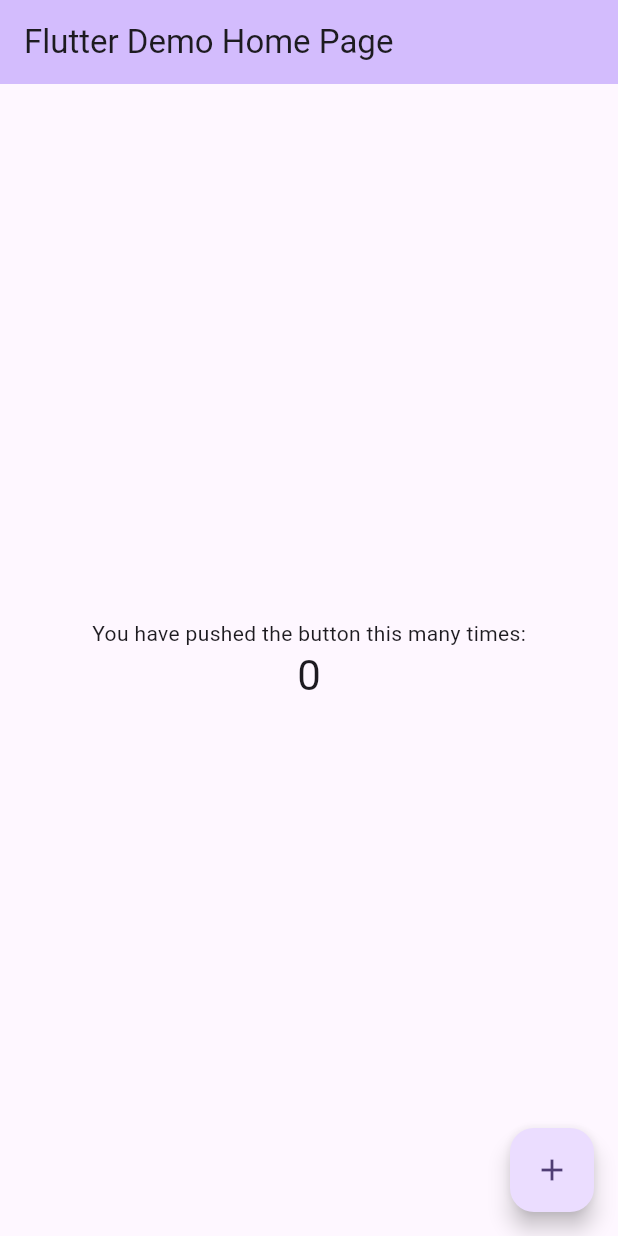
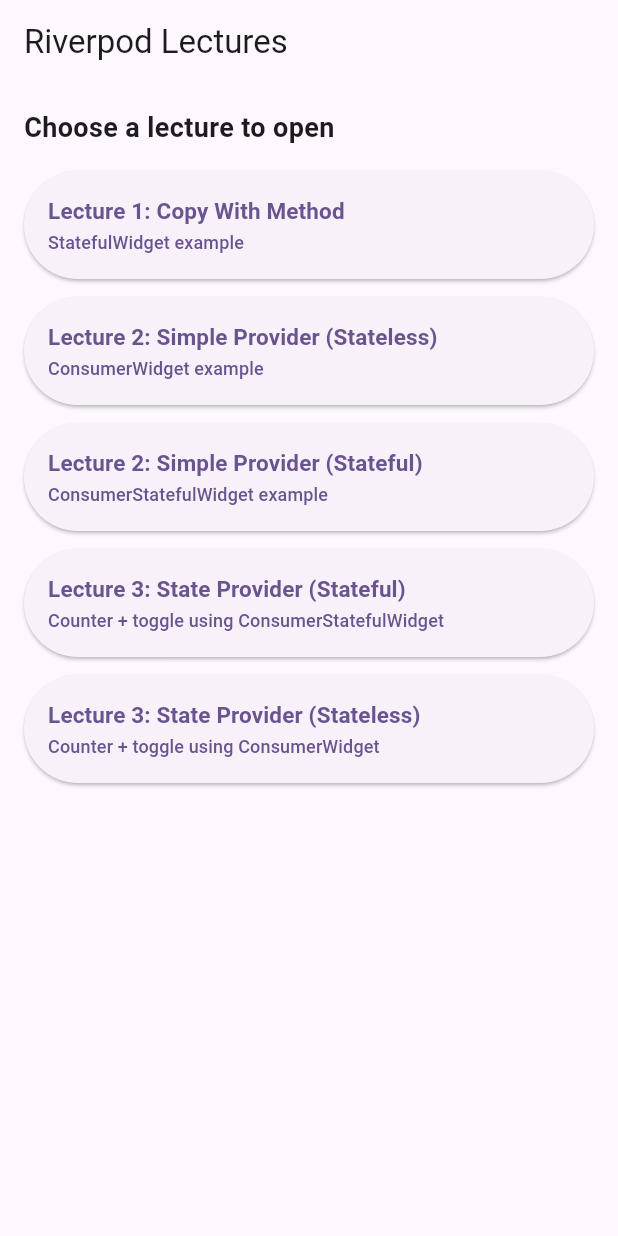
Before and after one commit to fayazashraf98/riverpod_statemanagement, a Flutter app: the screen it shows after launch, on a phone screen of 412 x 824 dp. Run offline on Flutter 3.47's test engine with Material 3 defaults, Android fonts, the phone set to English and light mode, and no system bars; our stand-ins replace flutter_riverpod.

Commit message:
Add lecture navigation, lecture demos, comments, and README updates through lecture 3

```diff
--- /dev/null
+++ b/lib/home_page.dart
@@ -0,0 +1,128 @@
+import 'package:flutter/material.dart';
+import 'package:riverpod_statemanagement/Lacture1CopyWithMetho.dart';
+import 'package:riverpod_statemanagement/Lacture2SimpleProvider.dart';
+import 'package:riverpod_statemanagement/Lacture3StateProvider.dart';
+
+// Central menu page: each button opens one lecture screen.
+class HomePage extends StatelessWidget {
+  const HomePage({super.key});
+
+  @override
+  Widget build(BuildContext context) {
+    return Scaffold(
+      appBar: AppBar(title: const Text('Riverpod Lectures')),
+      body: ListView(
+        padding: const EdgeInsets.all(16),
+        children: [
+          const Text(
+            'Choose a lecture to open',
+            style: TextStyle(fontSize: 18, fontWeight: FontWeight.w600),
+          ),
+          const SizedBox(height: 16),
+          _LectureButton(
+            title: 'Lecture 1: Copy With Method',
+            subtitle: 'StatefulWidget example',
+            onTap: () {
+              // Push lecture 1 screen on top of HomePage.
+              Navigator.push(
+                context,
+                MaterialPageRoute(builder: (_) => const CopyWith()),
+              );
+            },
+          ),
+          _LectureButton(
+            title: 'Lecture 2: Simple Provider (Stateless)',
+            subtitle: 'ConsumerWidget example',
+            onTap: () {
+              // Push lecture 2 stateless version.
+              Navigator.push(
+                context,
+                MaterialPageRoute(builder: (_) => const SimpleProvider()),
+              );
+            },
+          ),
+          _LectureButton(
+            title: 'Lecture 2: Simple Provider (Stateful)',
+            subtitle: 'ConsumerStatefulWidget example',
+            onTap: () {
+              // Push lecture 2 stateful version.
+              Navigator.push(
+                context,
+                MaterialPageRoute(
+                  builder: (_) => const SimpleProviderStateful(),
+                ),
+              );
+            },
+          ),
+          _LectureButton(
+            title: 'Lecture 3: State Provider (Stateful)',
+            subtitle: 'Counter + toggle using ConsumerStatefulWidget',
+            onTap: () {
+              // Push lecture 3 state provider demo.
+              Navigator.push(
+                context,
+                MaterialPageRoute(builder: (_) => const CounterAppStatefull()),
+              );
+            },
+          ),
+          _LectureButton(
+            title: 'Lecture 3: State Provider (Stateless)',
+            subtitle: 'Counter + toggle using ConsumerWidget',
+            onTap: () {
+              // Push lecture 3 stateless state provider demo.
+              Navigator.push(
+                context,
+                MaterialPageRoute(builder: (_) => const CounterApp()),
+              );
+            },
+          ),
+        ],
+      ),
+    );
+  }
+}
+
+// Reusable button UI for each lecture card in the list.
+class _LectureButton extends StatelessWidget {
+  const _LectureButton({
+    required this.title,
+    required this.subtitle,
+    required this.onTap,
+  });
+
+  final String title;
+  final String subtitle;
+  final VoidCallback onTap;
+
+  @override
+  Widget build(BuildContext context) {
+    return Padding(
+      padding: const EdgeInsets.only(bottom: 12),
+      child: SizedBox(
+        height: 72,
+        child: ElevatedButton(
+          onPressed: onTap,
+          style: ElevatedButton.styleFrom(
+            alignment: Alignment.centerLeft,
+            padding: const EdgeInsets.symmetric(horizontal: 16),
+          ),
+          child: Column(
+            mainAxisAlignment: MainAxisAlignment.center,
+            crossAxisAlignment: CrossAxisAlignment.start,
+            children: [
+              Text(
+                title,
+                style: const TextStyle(
+                  fontSize: 15,
+                  fontWeight: FontWeight.w600,
+                ),
+              ),
+              const SizedBox(height: 2),
+              Text(subtitle, style: const TextStyle(fontSize: 12)),
+            ],
+          ),
+        ),
+      ),
+    );
+  }
+}
--- a/lib/main.dart
+++ b/lib/main.dart
@@ -1,122 +1,27 @@
 import 'package:flutter/material.dart';
+import 'package:flutter_riverpod/flutter_riverpod.dart';
+import 'package:riverpod_statemanagement/home_page.dart';
 
 void main() {
+  // App entry point.
   runApp(const MyApp());
 }
 
 class MyApp extends StatelessWidget {
   const MyApp({super.key});
 
-  // This widget is the root of your application.
   @override
   Widget build(BuildContext context) {
-    return MaterialApp(
-      title: 'Flutter Demo',
-      theme: ThemeData(
-        // This is the theme of your application.
-        //
-        // TRY THIS: Try running your application with "flutter run". You'll see
-        // the application has a purple toolbar. Then, without quitting the app,
-        // try changing the seedColor in the colorScheme below to Colors.green
-        // and then invoke "hot reload" (save your changes or press the "hot
-        // reload" button in a Flutter-supported IDE, or press "r" if you used
-        // the command line to start the app).
-        //
-        // Notice that the counter didn't reset back to zero; the application
-        // state is not lost during the reload. To reset the state, use hot
-        // restart instead.
-        //
-        // This works for code too, not just values: Most code changes can be
-        // tested with just a hot reload.
-        colorScheme: ColorScheme.fromSeed(seedColor: Colors.deepPurple),
+    // ProviderScope makes all Riverpod providers available to the widget tree.
+    return ProviderScope(
+      child: MaterialApp(
+        title: 'Flutter Demo',
+        theme: ThemeData(
+          colorScheme: ColorScheme.fromSeed(seedColor: Colors.deepPurple),
+        ),
+        // Home page contains buttons to open each lecture screen.
+        home: const HomePage(),
       ),
-      home: const MyHomePage(title: 'Flutter Demo Home Page'),
     );
   }
 }
-
-class MyHomePage extends StatefulWidget {
-  const MyHomePage({super.key, required this.title});
-
-  // This widget is the home page of your application. It is stateful, meaning
-  // that it has a State object (defined below) that contains fields that affect
-  // how it looks.
-
-  // This class is the configuration for the state. It holds the values (in this
-  // case the title) provided by the parent (in this case the App widget) and
-  // used by the build method of the State. Fields in a Widget subclass are
-  // always marked "final".
-
-  final String title;
-
-  @override
-  State<MyHomePage> createState() => _MyHomePageState();
-}
-
-class _MyHomePageState extends State<MyHomePage> {
-  int _counter = 0;
-
-  void _incrementCounter() {
-    setState(() {
-      // This call to setState tells the Flutter framework that something has
-      // changed in this State, which causes it to rerun the build method below
-      // so that the display can reflect the updated values. If we changed
-      // _counter without calling setState(), then the build method would not be
-      // called again, and so nothing would appear to happen.
-      _counter++;
-    });
-  }
-
-  @override
-  Widget build(BuildContext context) {
-    // This method is rerun every time setState is called, for instance as done
-    // by the _incrementCounter method above.
-    //
-    // The Flutter framework has been optimized to make rerunning build methods
-    // fast, so that you can just rebuild anything that needs updating rather
-    // than having to individually change instances of widgets.
-    return Scaffold(
-      appBar: AppBar(
-        // TRY THIS: Try changing the color here to a specific color (to
-        // Colors.amber, perhaps?) and trigger a hot reload to see the AppBar
-        // change color while the other colors stay the same.
-        backgroundColor: Theme.of(context).colorScheme.inversePrimary,
-        // Here we take the value from the MyHomePage object that was created by
-        // the App.build method, and use it to set our appbar title.
-        title: Text(widget.title),
-      ),
-      body: Center(
-        // Center is a layout widget. It takes a single child and positions it
-        // in the middle of the parent.
-        child: Column(
-          // Column is also a layout widget. It takes a list of children and
-          // arranges them vertically. By default, it sizes itself to fit its
-          // children horizontally, and tries to be as tall as its parent.
-          //
-          // Column has various properties to control how it sizes itself and
-          // how it positions its children. Here we use mainAxisAlignment to
-          // center the children vertically; the main axis here is the vertical
-          // axis because Columns are vertical (the cross axis would be
-          // horizontal).
-          //
-          // TRY THIS: Invoke "debug painting" (choose the "Toggle Debug Paint"
-          // action in the IDE, or press "p" in the console), to see the
-          // wireframe for each widget.
-          mainAxisAlignment: MainAxisAlignment.center,
-          children: <Widget>[
-            const Text('You have pushed the button this many times:'),
-            Text(
-              '$_counter',
-              style: Theme.of(context).textTheme.headlineMedium,
-            ),
-          ],
-        ),
-      ),
-      floatingActionButton: FloatingActionButton(
-        onPressed: _incrementCounter,
-        tooltip: 'Increment',
-        child: const Icon(Icons.add),
-      ), // This trailing comma makes auto-formatting nicer for build methods.
-    );
-  }
-}
--- a/pubspec.yaml
+++ b/pubspec.yaml
@@ -34,6 +34,8 @@ dependencies:
   # The following adds the Cupertino Icons font to your application.
   # Use with the CupertinoIcons class for iOS style icons.
   cupertino_icons: ^1.0.8
+  riverpod: ^3.2.1
+  flutter_riverpod: ^3.3.1
 
 dev_dependencies:
   flutter_test:
```
Also changed, not shown: lib/Lacture1CopyWithMetho.dart (added, +60 -0 lines), lib/Lacture2SimpleProvider.dart (added, +71 -0 lines), lib/Lacture3StateProvider.dart (added, +179 -0 lines), pubspec.lock, 1 other file.
